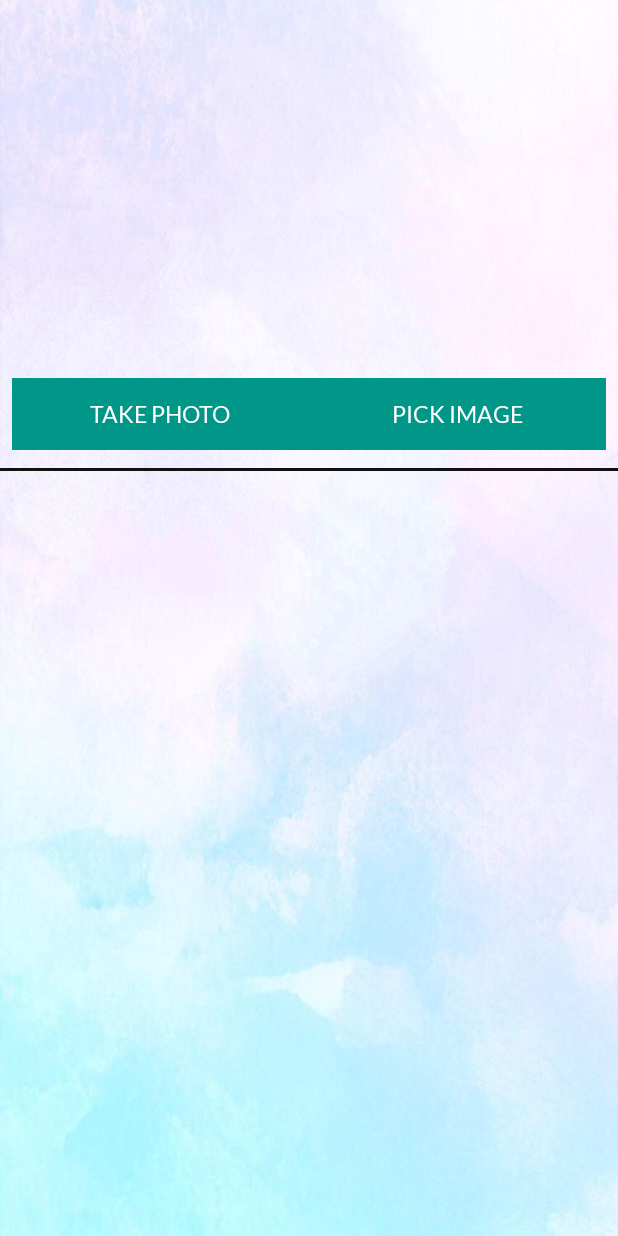
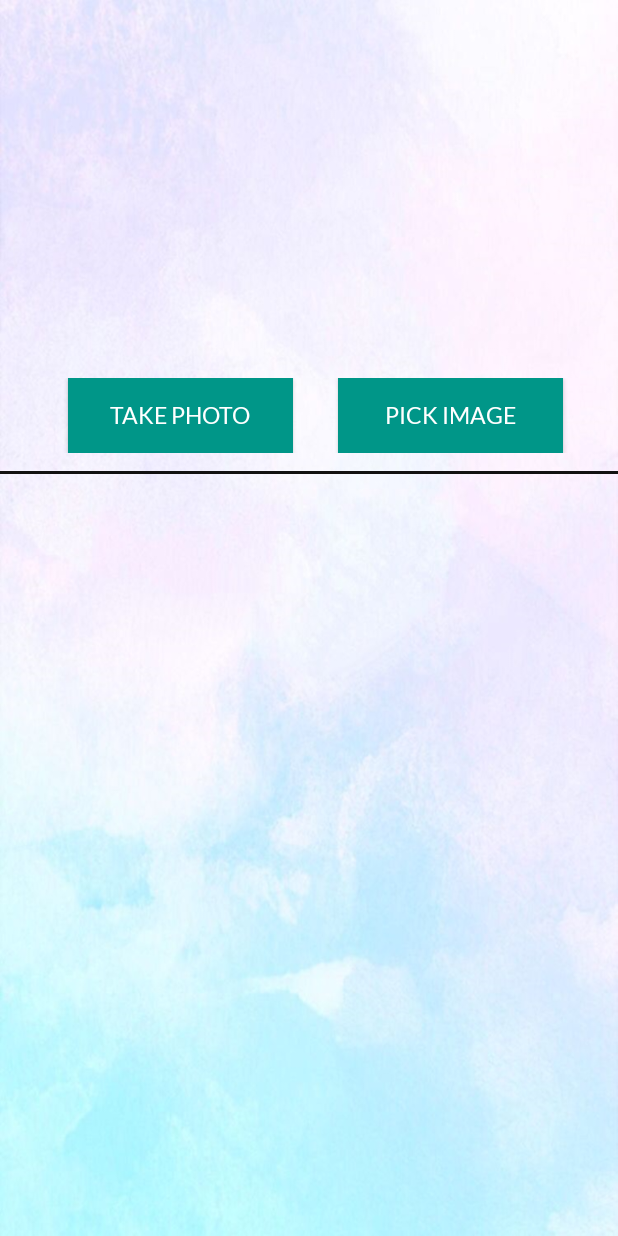
Before and after one commit to AnjuReji/EncouragingMinds_FYP_26012195, an Android app: the EmotionDetectionActivity screen opened directly, with no data from a screen before it, on a phone screen of 412 x 824 dp. Run offline under Robolectric (Android 15) with nearby library versions, the phone set to English and light mode, and no system bars.

```diff
--- a/app/src/main/res/layout/activity_emotiondetection.xml
+++ b/app/src/main/res/layout/activity_emotiondetection.xml
@@ -53,9 +53,9 @@
 
             <Button
                 android:id="@+id/take_photo_button"
-                android:layout_width="0dp"
-                android:layout_height="wrap_content"
-                android:layout_weight="0.5"
+                android:layout_width="150dp"
+                android:layout_height="50dp"
+                android:layout_marginLeft="37dp"
                 android:background="@color/colorPrimary"
                 android:fontFamily="@font/latoregular"
                 android:text="Take Photo"
@@ -63,9 +63,9 @@
 
             <Button
                 android:id="@+id/pick_image_button"
-                android:layout_width="0dp"
-                android:layout_height="wrap_content"
-                android:layout_weight="0.5"
+                android:layout_width="150dp"
+                android:layout_height="50dp"
+                android:layout_marginLeft="30dp"
                 android:background="@color/colorPrimary"
                 android:fontFamily="@font/latoregular"
                 android:text="Pick Image"
```
Also changed, not shown: 1 other file.
